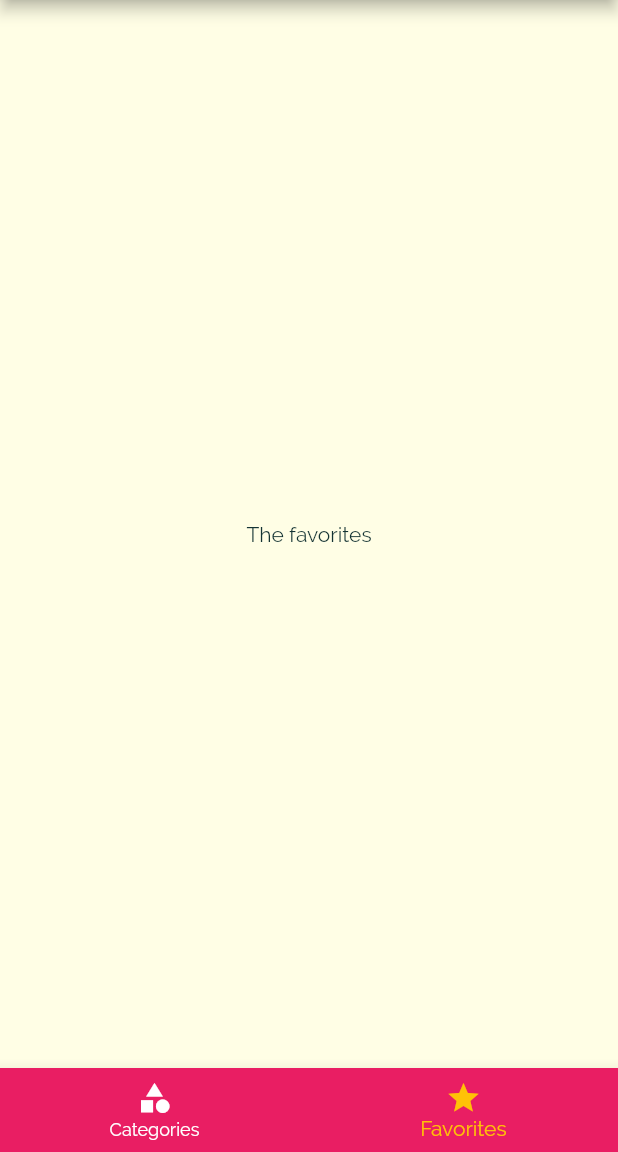
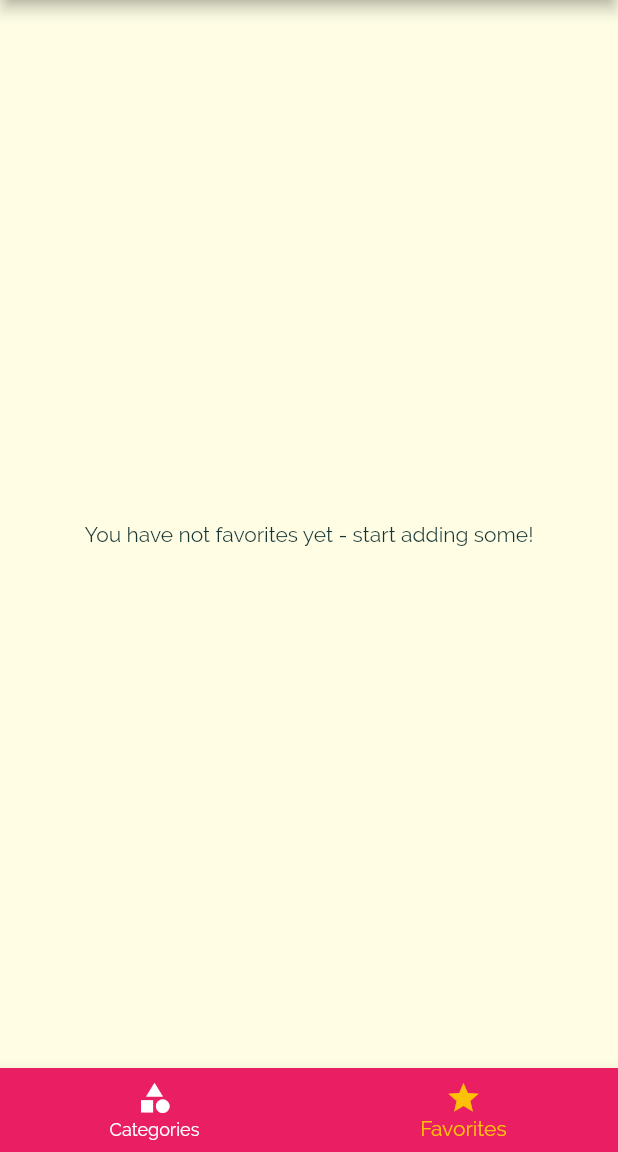
Before and after one commit to giacomoferlaino/flutter-meals-app, a Flutter app: the screen it shows after launch, item 2 of the bottom bar chosen, on a phone screen of 412 x 824 dp, the part 84-1236 px from its top. Run offline on Flutter 3.47's test engine with Material 2 defaults, Android fonts, the phone set to English and light mode, and no system bars.

Commit message:
feat: Added possibility to mark meals as favorites

```diff
--- a/lib/main.dart
+++ b/lib/main.dart
@@ -23,6 +23,7 @@ class _MyAppState extends State<MyApp> {
     'vegetarian': false,
   };
   List<Meal> _availableMeals = DUMMY_MEALS;
+  List<Meal> _favoriteMeals = [];
 
   void _setFilters(Map<String, bool> filtersData) {
     setState(() {
@@ -35,6 +36,24 @@ class _MyAppState extends State<MyApp> {
         return true;
       }).toList();
     });
+  }
+
+  void _toggleFavorite(String mealId) {
+    final existingIndex =
+        _favoriteMeals.indexWhere((meal) => meal.id == mealId);
+    if (existingIndex >= 0) {
+      setState(() {
+        _favoriteMeals.removeAt(existingIndex);
+      });
+      return;
+    }
+    setState(() {
+      _favoriteMeals.add(DUMMY_MEALS.firstWhere((meal) => meal.id == mealId));
+    });
+  }
+
+  bool _isMealFavorite(String mealId) {
+    return _favoriteMeals.any((meal) => meal.id == mealId);
   }
 
   @override
@@ -58,10 +77,11 @@ class _MyAppState extends State<MyApp> {
       // home: CategoriesPage(),
       initialRoute: TabsPage.routeName, // optional, the default is '/' anyway
       routes: {
-        TabsPage.routeName: (context) => TabsPage(),
+        TabsPage.routeName: (context) => TabsPage(_favoriteMeals),
         CategoryMealsPage.routeName: (context) =>
             CategoryMealsPage(_availableMeals),
-        MealDetailPage.routeName: (context) => MealDetailPage(),
+        MealDetailPage.routeName: (context) =>
+            MealDetailPage(_toggleFavorite, _isMealFavorite),
         FiltersPage.routeName: (context) => FiltersPage(_filters, _setFilters),
       },
       // onGenerateRoute: (settings) {
--- a/lib/pages/category_meals_page.dart
+++ b/lib/pages/category_meals_page.dart
@@ -48,7 +48,7 @@ class _CategoryMealsPageState extends State<CategoryMealsPage> {
       body: ListView.builder(
         itemBuilder: (context, index) {
           Meal meal = displayedMeals[index];
-          return MealItem(meal, _removeMeal);
+          return MealItem(meal);
         },
         itemCount: displayedMeals.length,
       ),
--- a/lib/pages/favorites_page.dart
+++ b/lib/pages/favorites_page.dart
@@ -1,10 +1,26 @@
 import 'package:flutter/material.dart';
 
+import '../models/meal.dart';
+import '../widgets/meal_item.dart';
+
 class FavoritesPage extends StatelessWidget {
+  final List<Meal> _favoriteMeals;
+
+  FavoritesPage(this._favoriteMeals);
+
   @override
   Widget build(BuildContext context) {
-    return Center(
-      child: Text('The favorites'),
+    if (_favoriteMeals.isEmpty) {
+      return Center(
+        child: const Text('You have not favorites yet - start adding some!'),
+      );
+    }
+    return ListView.builder(
+      itemBuilder: (context, index) {
+        Meal meal = _favoriteMeals[index];
+        return MealItem(meal);
+      },
+      itemCount: _favoriteMeals.length,
     );
   }
 }
--- a/lib/pages/tabs_page.dart
+++ b/lib/pages/tabs_page.dart
@@ -3,31 +3,42 @@ import 'package:flutter/material.dart';
 import '../pages/categories_page.dart';
 import '../pages/favorites_page.dart';
 import '../widgets/main_drawer.dart';
+import '../models/meal.dart';
 
 class TabsPage extends StatefulWidget {
   static const routeName = '/';
+
+  final List<Meal> favoriteMeals;
+
+  TabsPage(this.favoriteMeals);
 
   @override
   _TabsPageState createState() => _TabsPageState();
 }
 
 class _TabsPageState extends State<TabsPage> {
-  final List<Map<String, Object>> _pages = [
-    {
-      'page': CategoriesPage(),
-      'title': 'Categories',
-    },
-    {
-      'page': FavoritesPage(),
-      'title': 'Favorites',
-    },
-  ];
+  final List<Map<String, Object>> _pages = [];
   int _selectedPageIndex = 0;
 
   void _selectPage(int index) {
     setState(() {
       _selectedPageIndex = index;
     });
+  }
+
+  @override
+  void initState() {
+    super.initState();
+    _pages.addAll([
+      {
+        'page': CategoriesPage(),
+        'title': 'Categories',
+      },
+      {
+        'page': FavoritesPage(widget.favoriteMeals),
+        'title': 'Favorites',
+      },
+    ]);
   }
 
   @override
--- a/lib/widgets/meal_item.dart
+++ b/lib/widgets/meal_item.dart
@@ -5,7 +5,7 @@ import '../pages/meal_detail_page.dart';
 
 class MealItem extends StatelessWidget {
   final Meal meal;
-  final Function removeItem;
+  // final Function removeItem;
 
   void selectMeal(BuildContext context) {
     Navigator.of(context)
@@ -15,12 +15,12 @@ class MealItem extends StatelessWidget {
     )
         .then((result) {
       if (result != null) {
-        removeItem(result);
+        // removeItem(result);
       }
     });
   }
 
-  MealItem(this.meal, this.removeItem);
+  MealItem(this.meal);
 
   @override
   Widget build(BuildContext context) {
```
Also changed, not shown: lib/pages/meal_detail_page.dart (+8 -2 lines).
